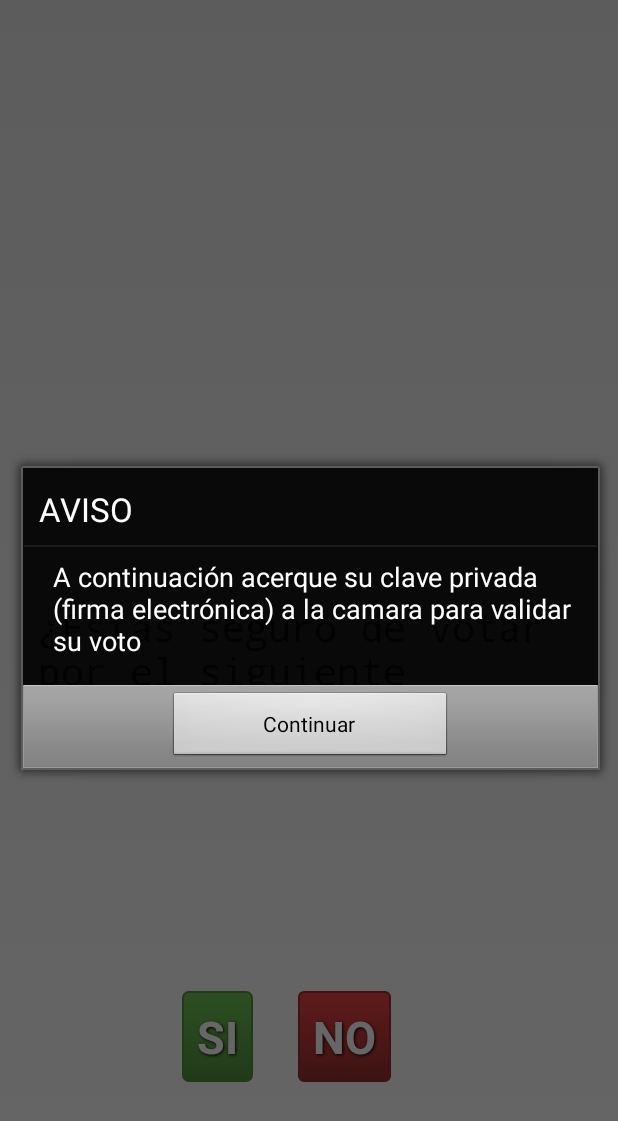
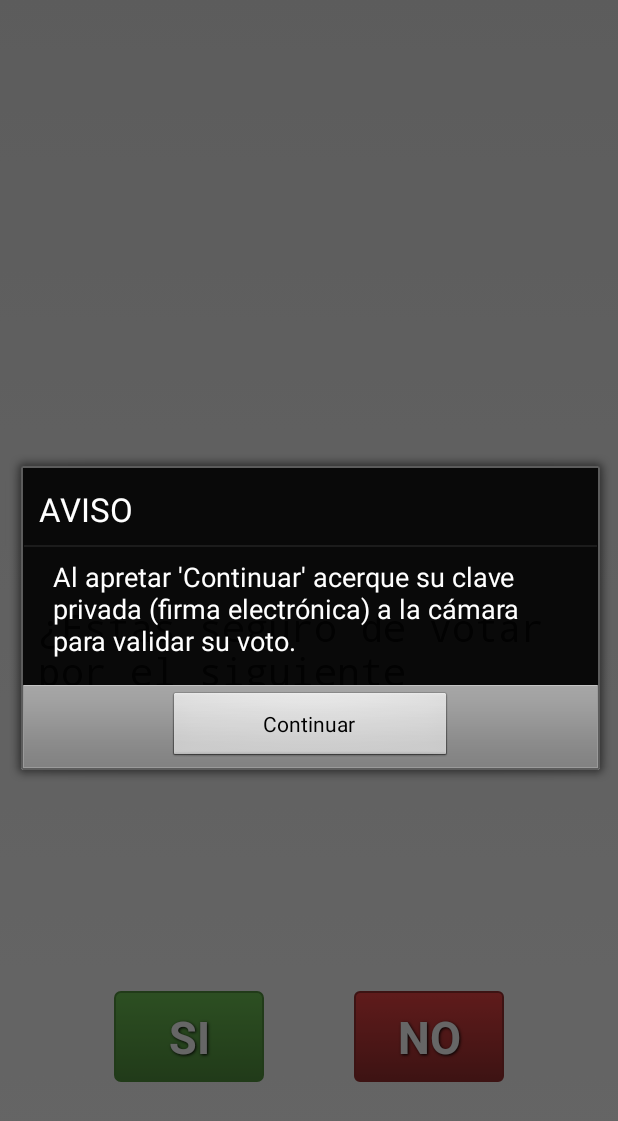
Before and after one commit to camilog/moca-ballot-selection, an Android app: the BallotConfirmationActivity screen opened directly, with no data from a screen before it, after a tap on "SI", on a phone screen of 412 x 824 dp. Shown: the top 1121 px of the screen. Run offline under Robolectric (Android 15) with nearby library versions, the phone set to English and light mode, and no system bars.

Commit message:
Some details modified

```diff
--- a/app/src/main/java/three_part_vote/ballotselection/BallotConfirmationActivity.java
+++ b/app/src/main/java/three_part_vote/ballotselection/BallotConfirmationActivity.java
@@ -2,6 +2,7 @@ package three_part_vote.ballotselection;
 
 import android.app.Activity;
 import android.app.AlertDialog;
+import android.app.DialogFragment;
 import android.content.DialogInterface;
 import android.content.Intent;
 import android.content.res.AssetManager;
@@ -9,6 +10,7 @@ import android.os.Bundle;
 import android.util.Base64;
 import android.util.Log;
 import android.view.Gravity;
+import android.view.LayoutInflater;
 import android.view.Menu;
 import android.view.MenuItem;
 import android.view.View;
@@ -32,12 +34,9 @@ public class BallotConfirmationActivity extends Activity {
     private TextView selectedCandidateView;
     private CharSequence selectedCandidateText;
 
-    private Button confirmate;
-    private Button cancel;
+    private Button confirmate, cancel;
 
-    private byte[] encryptedBallot;
-    private byte[] randomUsed;
-    private byte[] sigBytes;
+    private byte[] encryptedBallot, randomUsed, sigBytes;
 
     @Override
     protected void onCreate(Bundle savedInstanceState) {
--- a/app/src/main/res/layout/activity_ballot_confirmation.xml
+++ b/app/src/main/res/layout/activity_ballot_confirmation.xml
@@ -31,24 +31,24 @@
         android:padding="25dp" >
 
         <Button
-            android:layout_width="wrap_content"
+            android:layout_width="100dp"
             android:layout_height="wrap_content"
             android:id="@+id/confirmation_button"
             android:text="@string/confirmation"
             android:textSize="30dp"
             android:background="@drawable/btn_green"
             style="@style/ButtonText"
-            android:layout_marginEnd="30dp" />
+            android:layout_marginRight="30dp" />
 
         <Button
-            android:layout_width="wrap_content"
+            android:layout_width="100dp"
             android:layout_height="wrap_content"
             android:id="@+id/cancel_confirmation_button"
             android:text="@string/cancel_confirmation"
             android:textSize="30dp"
             android:background="@drawable/btn_red"
             style="@style/ButtonText"
-            android:layout_marginEnd="30dp" />
+            android:layout_marginLeft="30dp" />
 
     </LinearLayout>
 
--- a/app/src/main/res/values/strings.xml
+++ b/app/src/main/res/values/strings.xml
@@ -11,7 +11,7 @@
     <string name="print_ballot">Imprimir Voto</string>
     <string name="question">Presidente de la Republica</string>
     <string name="dialog_title">AVISO</string>
-    <string name="dialog_message">A continuación acerque su clave privada (firma electrónica) a la camara para validar su voto</string>
+    <string name="dialog_message">Al apretar \'Continuar\' acerque su clave privada (firma electrónica) a la cámara para validar su voto.</string>
     <string name="dialog_neutral">Continuar</string>
     <string name="title_activity_generate_qrcode">GenerateQRCodeActivity</string>
     <string name="title_activity_read_key_to_sign">ReadKeyToSign</string>
--- a/app/src/main/res/values/styles.xml
+++ b/app/src/main/res/values/styles.xml
@@ -1,8 +1,6 @@
 <resources>
 
-    <!-- Base application theme. -->
-    <style name="AppTheme" parent="android:Theme.Holo.Light.DarkActionBar">
-        <!-- Customize your theme here. -->
+    <style name="AppTheme" parent="android:Theme.Holo.Light">
     </style>
 
     <style name="ButtonText">
```
Also changed, not shown: app/src/main/res/layout/dialog_signature.xml (deleted, +0 -19 lines), 2 other files.
